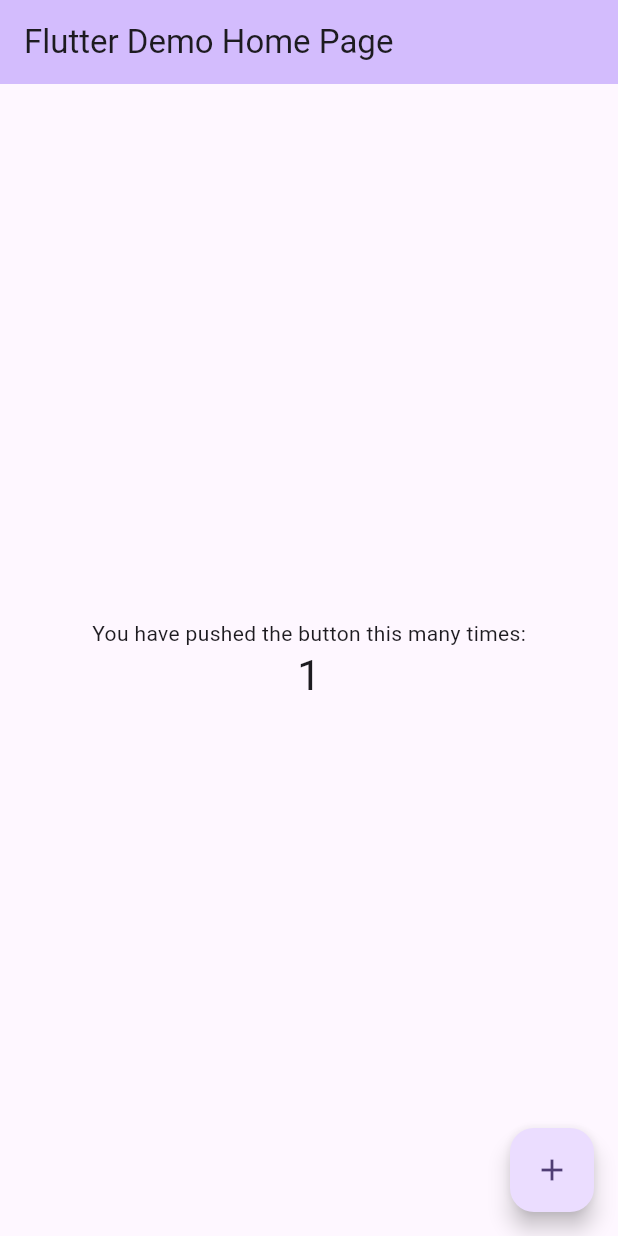
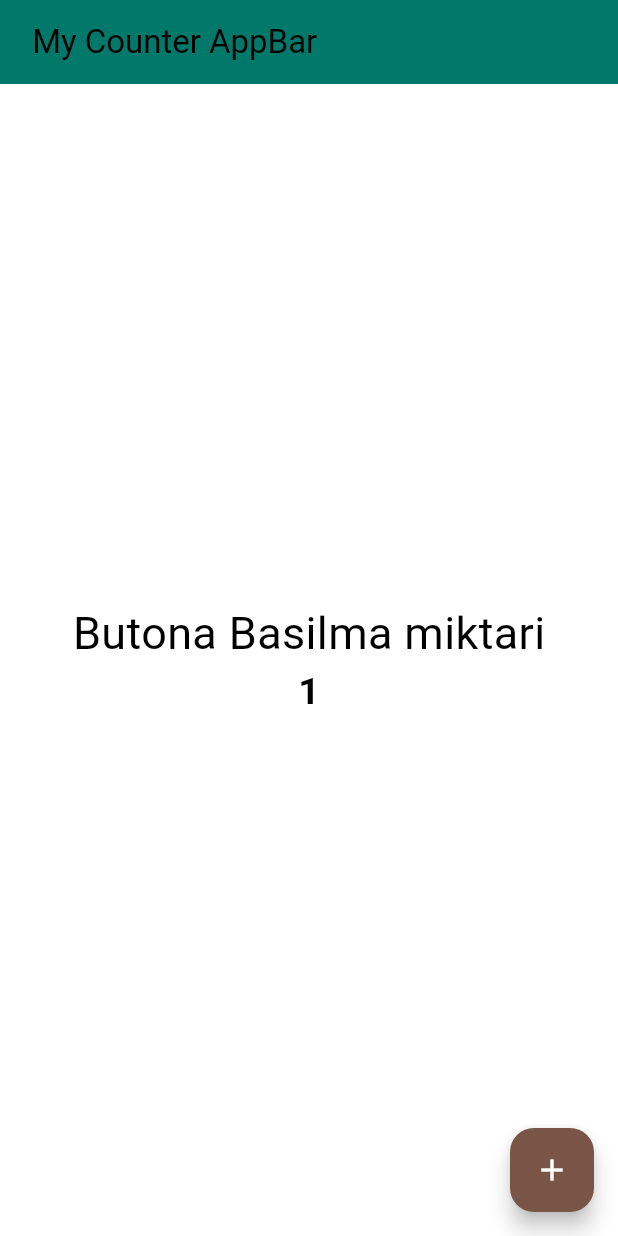
Before and after one commit to BurakTurker1/flutter_temel_widgets, a Flutter app: the screen it shows after launch, after a tap on the "add" icon, on a phone screen of 412 x 824 dp. Run offline on Flutter 3.47's test engine with Material 3 defaults, Android fonts, the phone set to English and light mode, and no system bars.

Commit message:
Sayac Calisiyor.

```diff
--- a/lib/main.dart
+++ b/lib/main.dart
@@ -1,125 +1,60 @@
 import 'package:flutter/material.dart';
-
-void main() {
-  runApp(const MyApp());
+void main(List<String> args) {
+  runApp(MyApp());
 }
 
 class MyApp extends StatelessWidget {
   const MyApp({super.key});
 
-  // This widget is the root of your application.
+
   @override
   Widget build(BuildContext context) {
     return MaterialApp(
-      title: 'Flutter Demo',
+      title: 'My Counter App',
       theme: ThemeData(
-        // This is the theme of your application.
-        //
-        // TRY THIS: Try running your application with "flutter run". You'll see
-        // the application has a purple toolbar. Then, without quitting the app,
-        // try changing the seedColor in the colorScheme below to Colors.green
-        // and then invoke "hot reload" (save your changes or press the "hot
-        // reload" button in a Flutter-supported IDE, or press "r" if you used
-        // the command line to start the app).
-        //
-        // Notice that the counter didn't reset back to zero; the application
-        // state is not lost during the reload. To reset the state, use hot
-        // restart instead.
-        //
-        // This works for code too, not just values: Most code changes can be
-        // tested with just a hot reload.
-        colorScheme: ColorScheme.fromSeed(seedColor: Colors.deepPurple),
-        useMaterial3: true,
-      ),
-      home: const MyHomePage(title: 'Flutter Demo Home Page'),
+        colorScheme:ColorScheme.fromSwatch(primarySwatch: Colors.brown)
+        ),
+      home: MyHomePage(),
     );
   }
 }
-
 class MyHomePage extends StatefulWidget {
-  const MyHomePage({super.key, required this.title});
-
-  // This widget is the home page of your application. It is stateful, meaning
-  // that it has a State object (defined below) that contains fields that affect
-  // how it looks.
-
-  // This class is the configuration for the state. It holds the values (in this
-  // case the title) provided by the parent (in this case the App widget) and
-  // used by the build method of the State. Fields in a Widget subclass are
-  // always marked "final".
-
-  final String title;
+  const MyHomePage({super.key});
 
   @override
   State<MyHomePage> createState() => _MyHomePageState();
 }
 
 class _MyHomePageState extends State<MyHomePage> {
-  int _counter = 0;
-
-  void _incrementCounter() {
-    setState(() {
-      // This call to setState tells the Flutter framework that something has
-      // changed in this State, which causes it to rerun the build method below
-      // so that the display can reflect the updated values. If we changed
-      // _counter without calling setState(), then the build method would not be
-      // called again, and so nothing would appear to happen.
-      _counter++;
-    });
-  }
+  int _sayac = 0;
 
   @override
   Widget build(BuildContext context) {
-    // This method is rerun every time setState is called, for instance as done
-    // by the _incrementCounter method above.
-    //
-    // The Flutter framework has been optimized to make rerunning build methods
-    // fast, so that you can just rebuild anything that needs updating rather
-    // than having to individually change instances of widgets.
     return Scaffold(
-      appBar: AppBar(
-        // TRY THIS: Try changing the color here to a specific color (to
-        // Colors.amber, perhaps?) and trigger a hot reload to see the AppBar
-        // change color while the other colors stay the same.
-        backgroundColor: Theme.of(context).colorScheme.inversePrimary,
-        // Here we take the value from the MyHomePage object that was created by
-        // the App.build method, and use it to set our appbar title.
-        title: Text(widget.title),
+      appBar: AppBar(title: Text(' My Counter AppBar'),backgroundColor: Colors.teal[700],
       ),
       body: Center(
-        // Center is a layout widget. It takes a single child and positions it
-        // in the middle of the parent.
         child: Column(
-          // Column is also a layout widget. It takes a list of children and
-          // arranges them vertically. By default, it sizes itself to fit its
-          // children horizontally, and tries to be as tall as its parent.
-          //
-          // Column has various properties to control how it sizes itself and
-          // how it positions its children. Here we use mainAxisAlignment to
-          // center the children vertically; the main axis here is the vertical
-          // axis because Columns are vertical (the cross axis would be
-          // horizontal).
-          //
-          // TRY THIS: Invoke "debug painting" (choose the "Toggle Debug Paint"
-          // action in the IDE, or press "p" in the console), to see the
-          // wireframe for each widget.
           mainAxisAlignment: MainAxisAlignment.center,
-          children: <Widget>[
-            const Text(
-              'You have pushed the button this many times:',
-            ),
-            Text(
-              '$_counter',
-              style: Theme.of(context).textTheme.headlineMedium,
-            ),
+          children: [
+            Text('Butona Basilma miktari',style: TextStyle(fontSize: 30),),
+            Text(_sayac.toString(),
+            style: TextStyle(fontSize: 25,fontWeight: FontWeight.bold),)
           ],
         ),
       ),
-      floatingActionButton: FloatingActionButton(
-        onPressed: _incrementCounter,
-        tooltip: 'Increment',
-        child: const Icon(Icons.add),
-      ), // This trailing comma makes auto-formatting nicer for build methods.
+      floatingActionButton: FloatingActionButton(onPressed: () {
+        debugPrint("buttona tiklandi ve sayac degeri$_sayac");
+        sayaciArttir();
+      },
+      child:Icon(Icons.add),
+      ) ,
     );
   }
+
+  void sayaciArttir() {
+    setState(() {
+        _sayac++;
+    });
 }
+}
```
